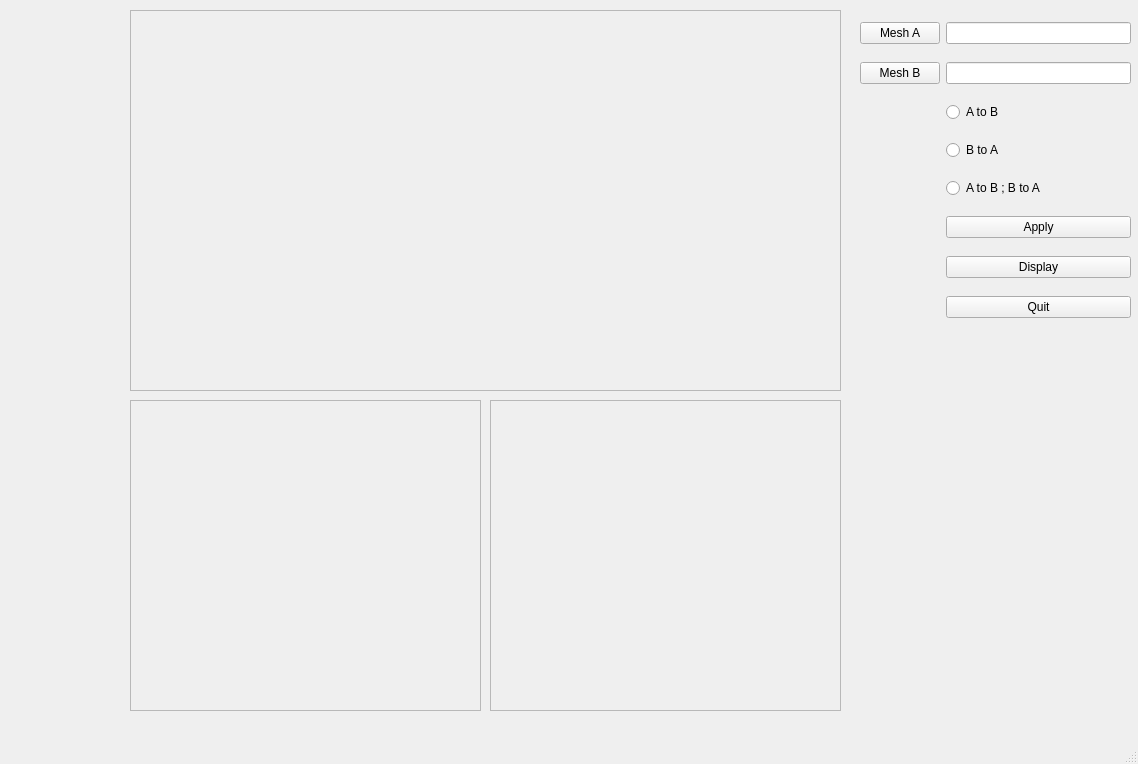
First picture: the form in distanceGui.ui, repository juliettepera/distance, before the edit.
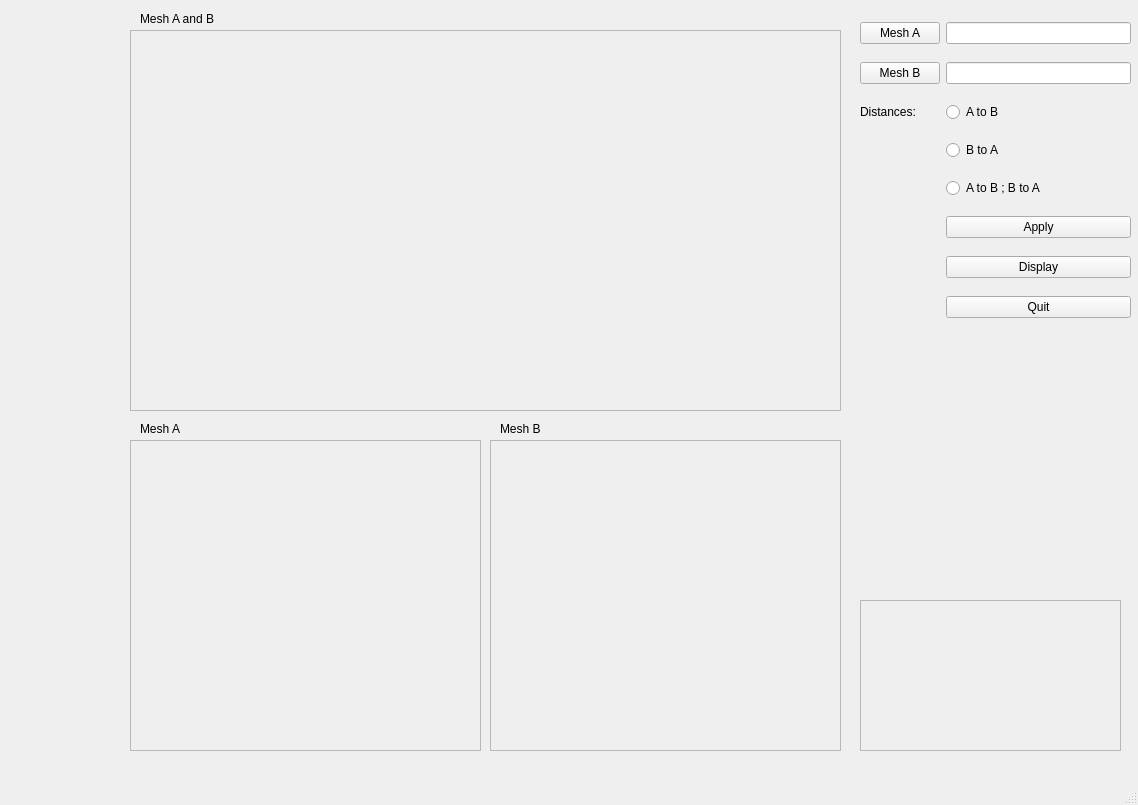
Second picture: the form after the edit.

The edit to the form file:
```diff
--- a/distanceGui.ui
+++ b/distanceGui.ui
@@ -7,7 +7,7 @@
     <x>0</x>
     <y>0</y>
     <width>1138</width>
-    <height>764</height>
+    <height>805</height>
    </rect>
   </property>
   <property name="windowTitle">
@@ -30,7 +30,7 @@
      <item row="0" column="1">
       <widget class="QLineEdit" name="lineMeshA"/>
      </item>
-     <item row="5" column="1">
+     <item row="6" column="1">
       <widget class="QPushButton" name="buttonApply">
        <property name="text">
         <string>Apply</string>
@@ -51,48 +51,55 @@
        </property>
       </widget>
      </item>
-     <item row="7" column="1">
+     <item row="8" column="1">
       <widget class="QPushButton" name="buttonQuit">
        <property name="text">
         <string>Quit</string>
        </property>
       </widget>
      </item>
-     <item row="6" column="1">
+     <item row="7" column="1">
       <widget class="QPushButton" name="buttonDisplay">
        <property name="text">
         <string>Display</string>
        </property>
       </widget>
      </item>
-     <item row="2" column="1">
+     <item row="3" column="1">
       <widget class="QRadioButton" name="radioAtoB">
        <property name="text">
         <string>A to B</string>
        </property>
       </widget>
      </item>
-     <item row="3" column="1">
+     <item row="4" column="1">
       <widget class="QRadioButton" name="radioBtoA">
        <property name="text">
         <string>B to A</string>
        </property>
       </widget>
      </item>
-     <item row="4" column="1">
+     <item row="5" column="1">
       <widget class="QRadioButton" name="radioBoth">
        <property name="text">
         <string>A to B ; B to A</string>
        </property>
       </widget>
      </item>
+     <item row="3" column="0">
+      <widget class="QLabel" name="labelDistance">
+       <property name="text">
+        <string>Distances:</string>
+       </property>
+      </widget>
+     </item>
     </layout>
    </widget>
    <widget class="QScrollArea" name="scrollAreaMeshA">
     <property name="geometry">
      <rect>
       <x>130</x>
-      <y>400</y>
+      <y>440</y>
       <width>351</width>
       <height>311</height>
      </rect>
@@ -115,7 +122,7 @@
     <property name="geometry">
      <rect>
       <x>490</x>
-      <y>400</y>
+      <y>440</y>
       <width>351</width>
       <height>311</height>
      </rect>
@@ -139,7 +146,7 @@
     <property name="geometry">
      <rect>
       <x>130</x>
-      <y>10</y>
+      <y>30</y>
       <width>711</width>
       <height>381</height>
      </rect>
@@ -158,11 +165,77 @@
      </property>
     </widget>
    </widget>
+   <widget class="QLabel" name="labelMeshBoth">
+    <property name="geometry">
+     <rect>
+      <x>140</x>
+      <y>10</y>
+      <width>101</width>
+      <height>17</height>
+     </rect>
+    </property>
+    <property name="text">
+     <string>Mesh A and B </string>
+    </property>
+   </widget>
+   <widget class="QLabel" name="labelMeshA">
+    <property name="geometry">
+     <rect>
+      <x>140</x>
+      <y>420</y>
+      <width>63</width>
+      <height>17</height>
+     </rect>
+    </property>
+    <property name="text">
+     <string>Mesh A</string>
+    </property>
+   </widget>
+   <widget class="QLabel" name="labelMeshB">
+    <property name="geometry">
+     <rect>
+      <x>500</x>
+      <y>420</y>
+      <width>63</width>
+      <height>17</height>
+     </rect>
+    </property>
+    <property name="text">
+     <string>Mesh B</string>
+    </property>
+   </widget>
+   <widget class="QScrollArea" name="scrollAreaUser">
+    <property name="geometry">
+     <rect>
+      <x>860</x>
+      <y>600</y>
+      <width>261</width>
+      <height>151</height>
+     </rect>
+    </property>
+    <property name="widgetResizable">
+     <bool>true</bool>
+    </property>
+    <widget class="QWidget" name="scrollAreaWidgetContents_4">
+     <property name="geometry">
+      <rect>
+       <x>0</x>
+       <y>0</y>
+       <width>259</width>
+       <height>149</height>
+      </rect>
+     </property>
+    </widget>
+   </widget>
    <zorder>gridLayoutWidget</zorder>
    <zorder>scrollAreaMeshA</zorder>
    <zorder>scrollAreaMeshB</zorder>
    <zorder>verticalLayoutWidget</zorder>
    <zorder>scrollAreaBoth</zorder>
+   <zorder>labelMeshBoth</zorder>
+   <zorder>labelMeshA</zorder>
+   <zorder>labelMeshB</zorder>
+   <zorder>scrollAreaUser</zorder>
   </widget>
   <widget class="QMenuBar" name="menubar">
    <property name="geometry">
```
